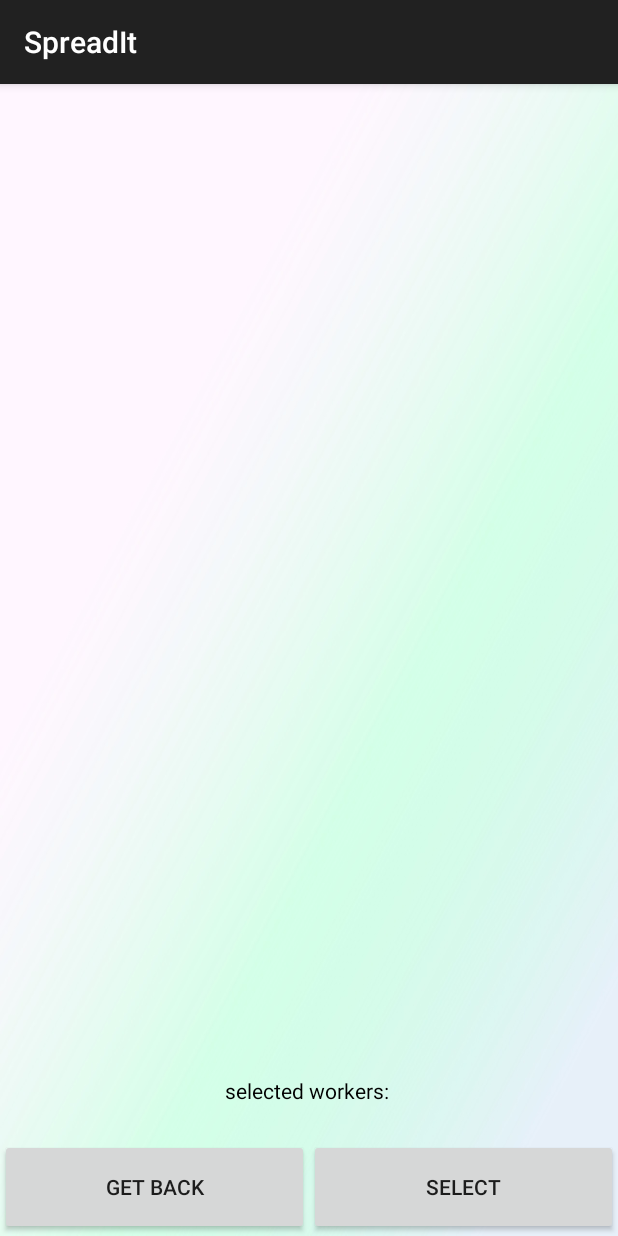
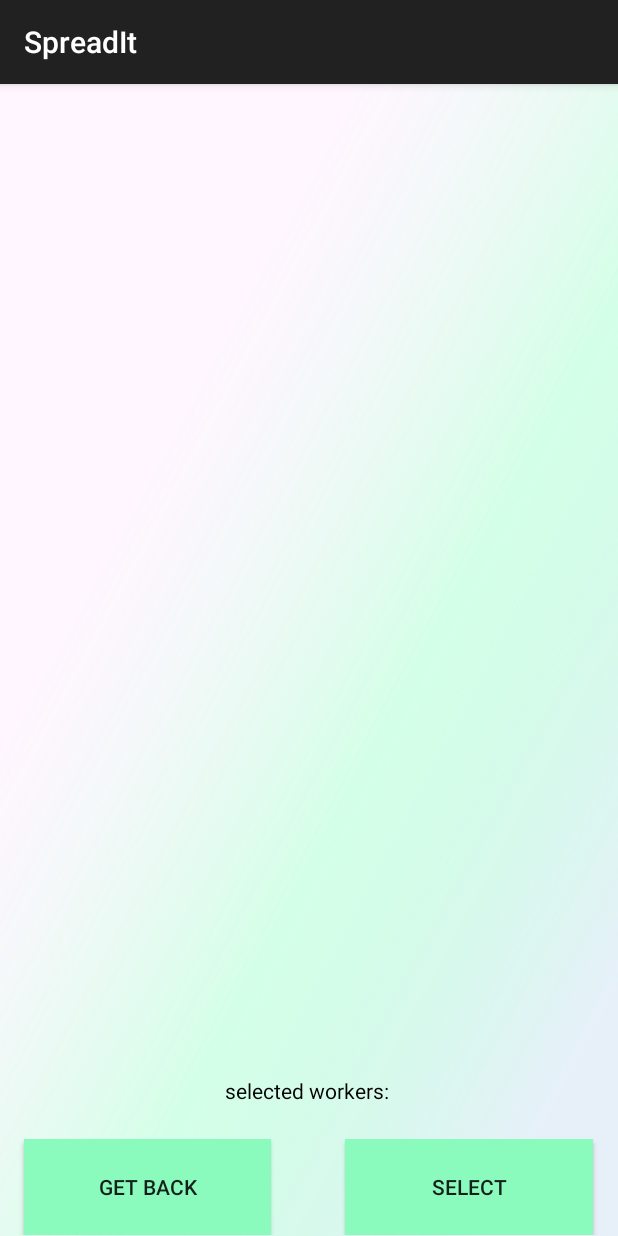
Before and after one commit to YamAzoulay/BetaVersionYam, an Android app: the newDistribution screen opened directly, with no data from a screen before it, after a tap on an icon or button, on a phone screen of 412 x 824 dp. Run offline under Robolectric (Android 15) with nearby library versions, the phone set to English and light mode, and no system bars; our stand-ins replace Firebase (no records; nobody signed in at launch, a user with empty details on screens opened directly).

Commit message:
probably the end

```diff
--- a/app/build.gradle
+++ b/app/build.gradle
@@ -6,7 +6,7 @@ android {
     buildToolsVersion "29.0.2"
     defaultConfig {
         applicationId "com.example.betaversionyam"
-        minSdkVersion 16
+        minSdkVersion 19
         targetSdkVersion 29
         versionCode 1
         versionName "1.0"
--- a/app/src/main/java/com/example/betaversionyam/ActiveDistributionActivity.java
+++ b/app/src/main/java/com/example/betaversionyam/ActiveDistributionActivity.java
@@ -36,13 +36,13 @@ public class ActiveDistributionActivity extends AppCompatActivity {
         tvTime = findViewById(R.id.tvTime1);
         tvSelectedUsers = findViewById(R.id.tvSelectedUsers);
         tvActive = findViewById(R.id.textViewActive);
-        Initialing();
+        Initiating();
     }
 
     /**
      * the function reads all the info that was sent from the worker activity and displays it in the right text view.
      */
-    private void Initialing() {
+    private void Initiating() {
         back = getIntent();
         if (back == null) Toast.makeText(this, "no distribution was found", Toast.LENGTH_SHORT).show();
         else {
--- a/app/src/main/java/com/example/betaversionyam/ManagerMapActivity.java
+++ b/app/src/main/java/com/example/betaversionyam/ManagerMapActivity.java
@@ -168,5 +168,5 @@ public class ManagerMapActivity extends AppCompatActivity implements OnMapReadyC
         refDis.child(name).child("currentLocation").addValueEventListener(disListener);
 
 
-    }
+        }
 }
--- a/app/src/main/res/layout/activity_add_users.xml
+++ b/app/src/main/res/layout/activity_add_users.xml
@@ -28,21 +28,38 @@
         android:layout_weight="0.1"
         android:orientation="horizontal">
 
+        <Space
+            android:layout_width="0dp"
+            android:layout_height="match_parent"
+            android:layout_weight="0.1" />
+
         <Button
             android:id="@+id/getBack"
-            android:layout_width="match_parent"
+            android:layout_width="0dp"
             android:layout_height="match_parent"
             android:layout_weight="1"
+            android:background="#8BFABD"
             android:onClick="getBack"
             android:text="get Back" />
 
+        <Space
+            android:layout_width="0dp"
+            android:layout_height="match_parent"
+            android:layout_weight="0.3" />
+
         <Button
             android:id="@+id/select"
-            android:layout_width="match_parent"
+            android:layout_width="0dp"
             android:layout_height="match_parent"
             android:layout_weight="1"
+            android:background="#8BFABD"
             android:onClick="select"
             android:text="select" />
+
+        <Space
+            android:layout_width="0dp"
+            android:layout_height="match_parent"
+            android:layout_weight="0.1" />
     </LinearLayout>
 
 </LinearLayout>
```
Also changed, not shown: app/src/main/java/com/example/betaversionyam/AuthActivity.java (+21 -2 lines), app/src/main/java/com/example/betaversionyam/MapActivity.java (+3 -5 lines), app/src/main/java/com/example/betaversionyam/WorkerActivity.java (+8 -17 lines), app/src/main/java/com/example/betaversionyam/WorkerMapActivity.java (+6 -8 lines), app/src/main/java/com/example/betaversionyam/newDistribution.java (+44 -14 lines), app/src/main/res/layout/activity_manager.xml (+9 -0 lines).
